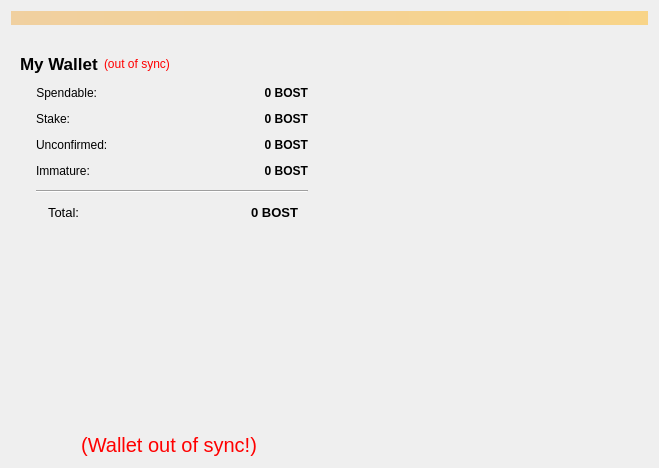
Above: src/qt/forms/overviewpage.ui from mammix2/boostcoinv5 before the change. Below: the same form after it.
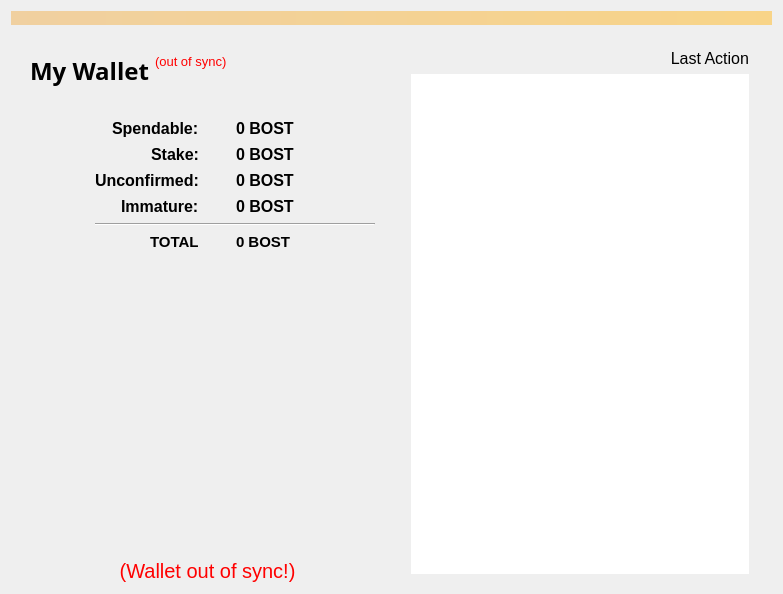
That is the form after the change. Icons and pictures are not drawn.

```diff
--- a/src/qt/forms/overviewpage.ui
+++ b/src/qt/forms/overviewpage.ui
@@ -6,8 +6,8 @@
    <rect>
     <x>0</x>
     <y>0</y>
-    <width>659</width>
-    <height>468</height>
+    <width>783</width>
+    <height>594</height>
    </rect>
   </property>
   <property name="windowTitle">
@@ -33,6 +33,12 @@
    </item>
    <item>
     <layout class="QHBoxLayout" name="horizontalLayout" stretch="1,1">
+     <property name="leftMargin">
+      <number>10</number>
+     </property>
+     <property name="rightMargin">
+      <number>0</number>
+     </property>
      <item>
       <layout class="QVBoxLayout" name="verticalLayout_2">
        <property name="topMargin">
@@ -56,7 +62,8 @@
              <widget class="QLabel" name="label_MyWallet">
               <property name="font">
                <font>
-                <pointsize>13</pointsize>
+                <family>Tw Cen MT</family>
+                <pointsize>18</pointsize>
                 <weight>75</weight>
                 <bold>true</bold>
                </font>
@@ -64,10 +71,18 @@
               <property name="text">
                <string>My Wallet</string>
               </property>
+              <property name="alignment">
+               <set>Qt::AlignLeading|Qt::AlignLeft|Qt::AlignTop</set>
+              </property>
              </widget>
             </item>
             <item>
              <widget class="QLabel" name="labelWalletStatus">
+              <property name="font">
+               <font>
+                <pointsize>10</pointsize>
+               </font>
+              </property>
               <property name="toolTip">
                <string>The displayed information may be out of date. Your wallet automatically synchronizes with the boostcoin network after a connection is established, but this process has not completed yet.</string>
               </property>
@@ -78,7 +93,7 @@
                <string notr="true">(out of sync)</string>
               </property>
               <property name="alignment">
-               <set>Qt::AlignLeading|Qt::AlignLeft|Qt::AlignVCenter</set>
+               <set>Qt::AlignLeading|Qt::AlignLeft|Qt::AlignTop</set>
               </property>
              </widget>
             </item>
@@ -95,6 +110,44 @@
               </property>
              </spacer>
             </item>
+            <item>
+             <widget class="QLabel" name="wallet_logo2">
+              <property name="text">
+               <string/>
+              </property>
+              <property name="pixmap">
+               <pixmap resource="../bitcoin.qrc">:/images/wallet_logo2</pixmap>
+              </property>
+              <property name="scaledContents">
+               <bool>false</bool>
+              </property>
+              <property name="alignment">
+               <set>Qt::AlignRight|Qt::AlignTop|Qt::AlignTrailing</set>
+              </property>
+              <property name="margin">
+               <number>0</number>
+              </property>
+              <property name="indent">
+               <number>10</number>
+              </property>
+             </widget>
+            </item>
+            <item>
+             <spacer name="horizontalSpacer">
+              <property name="orientation">
+               <enum>Qt::Horizontal</enum>
+              </property>
+              <property name="sizeType">
+               <enum>QSizePolicy::Fixed</enum>
+              </property>
+              <property name="sizeHint" stdset="0">
+               <size>
+                <width>35</width>
+                <height>20</height>
+               </size>
+              </property>
+             </spacer>
+            </item>
            </layout>
           </item>
           <item>
@@ -103,36 +156,46 @@
              <enum>QFormLayout::AllNonFixedFieldsGrow</enum>
             </property>
             <property name="labelAlignment">
-             <set>Qt::AlignLeading|Qt::AlignLeft|Qt::AlignVCenter</set>
+             <set>Qt::AlignRight|Qt::AlignTrailing|Qt::AlignVCenter</set>
             </property>
             <property name="horizontalSpacing">
              <number>12</number>
             </property>
             <property name="verticalSpacing">
-             <number>12</number>
+             <number>7</number>
             </property>
             <property name="leftMargin">
-             <number>16</number>
+             <number>65</number>
             </property>
             <property name="topMargin">
-             <number>6</number>
+             <number>25</number>
             </property>
             <property name="rightMargin">
              <number>10</number>
             </property>
             <property name="bottomMargin">
-             <number>12</number>
+             <number>25</number>
             </property>
             <item row="0" column="0">
              <widget class="QLabel" name="overviewpage_spendable_label">
+              <property name="font">
+               <font>
+                <pointsize>12</pointsize>
+                <weight>75</weight>
+                <bold>true</bold>
+               </font>
+              </property>
+              <property name="layoutDirection">
+               <enum>Qt::LeftToRight</enum>
+              </property>
               <property name="text">
                <string>Spendable:</string>
               </property>
               <property name="alignment">
-               <set>Qt::AlignRight|Qt::AlignTrailing|Qt::AlignVCenter</set>
+               <set>Qt::AlignLeading|Qt::AlignLeft|Qt::AlignVCenter</set>
               </property>
               <property name="indent">
-               <number>-1</number>
+               <number>0</number>
               </property>
              </widget>
             </item>
@@ -140,6 +203,7 @@
              <widget class="QLabel" name="labelBalance">
               <property name="font">
                <font>
+                <pointsize>12</pointsize>
                 <weight>75</weight>
                 <bold>true</bold>
                </font>
@@ -154,17 +218,41 @@
                <string notr="true">0 BOST</string>
               </property>
               <property name="alignment">
-               <set>Qt::AlignRight|Qt::AlignTrailing|Qt::AlignVCenter</set>
+               <set>Qt::AlignLeading|Qt::AlignLeft|Qt::AlignVCenter</set>
+              </property>
+              <property name="indent">
+               <number>25</number>
               </property>
               <property name="textInteractionFlags">
                <set>Qt::LinksAccessibleByMouse|Qt::TextSelectableByKeyboard|Qt::TextSelectableByMouse</set>
               </property>
              </widget>
             </item>
+            <item row="1" column="0">
+             <widget class="QLabel" name="overviewpage_stake_label">
+              <property name="font">
+               <font>
+                <pointsize>12</pointsize>
+                <weight>75</weight>
+                <bold>true</bold>
+               </font>
+              </property>
+              <property name="text">
+               <string>Stake:</string>
+              </property>
+              <property name="alignment">
+               <set>Qt::AlignRight|Qt::AlignTrailing|Qt::AlignVCenter</set>
+              </property>
+              <property name="indent">
+               <number>0</number>
+              </property>
+             </widget>
+            </item>
             <item row="1" column="1">
              <widget class="QLabel" name="labelStake">
               <property name="font">
                <font>
+                <pointsize>12</pointsize>
                 <weight>75</weight>
                 <bold>true</bold>
                </font>
@@ -179,7 +267,10 @@
                <string notr="true">0 BOST</string>
               </property>
               <property name="alignment">
-               <set>Qt::AlignRight|Qt::AlignTrailing|Qt::AlignVCenter</set>
+               <set>Qt::AlignLeading|Qt::AlignLeft|Qt::AlignVCenter</set>
+              </property>
+              <property name="indent">
+               <number>25</number>
               </property>
               <property name="textInteractionFlags">
                <set>Qt::LinksAccessibleByMouse|Qt::TextSelectableByKeyboard|Qt::TextSelectableByMouse</set>
@@ -188,15 +279,26 @@
             </item>
             <item row="2" column="0">
              <widget class="QLabel" name="overviewpage_unconfirmed_label">
+              <property name="font">
+               <font>
+                <pointsize>12</pointsize>
+                <weight>75</weight>
+                <bold>true</bold>
+               </font>
+              </property>
               <property name="text">
                <string>Unconfirmed:</string>
               </property>
+              <property name="indent">
+               <number>0</number>
+              </property>
              </widget>
             </item>
             <item row="2" column="1">
              <widget class="QLabel" name="labelUnconfirmed">
               <property name="font">
                <font>
+                <pointsize>12</pointsize>
                 <weight>75</weight>
                 <bold>true</bold>
                </font>
@@ -211,7 +313,10 @@
                <string notr="true">0 BOST</string>
               </property>
               <property name="alignment">
-               <set>Qt::AlignRight|Qt::AlignTrailing|Qt::AlignVCenter</set>
+               <set>Qt::AlignLeading|Qt::AlignLeft|Qt::AlignVCenter</set>
+              </property>
+              <property name="indent">
+               <number>25</number>
               </property>
               <property name="textInteractionFlags">
                <set>Qt::LinksAccessibleByMouse|Qt::TextSelectableByKeyboard|Qt::TextSelectableByMouse</set>
@@ -220,15 +325,26 @@
             </item>
             <item row="3" column="0">
              <widget class="QLabel" name="overviewpage_immature_label">
+              <property name="font">
+               <font>
+                <pointsize>12</pointsize>
+                <weight>75</weight>
+                <bold>true</bold>
+               </font>
+              </property>
               <property name="text">
                <string>Immature:</string>
               </property>
+              <property name="indent">
+               <number>0</number>
+              </property>
              </widget>
             </item>
             <item row="3" column="1">
              <widget class="QLabel" name="labelImmature">
               <property name="font">
                <font>
+                <pointsize>12</pointsize>
                 <weight>75</weight>
                 <bold>true</bold>
                </font>
@@ -240,7 +356,10 @@
                <string notr="true">0 BOST</string>
               </property>
               <property name="alignment">
-               <set>Qt::AlignRight|Qt::AlignTrailing|Qt::AlignVCenter</set>
+               <set>Qt::AlignLeading|Qt::AlignLeft|Qt::AlignVCenter</set>
+              </property>
+              <property name="indent">
+               <number>25</number>
               </property>
               <property name="textInteractionFlags">
                <set>Qt::LinksAccessibleByMouse|Qt::TextSelectableByKeyboard|Qt::TextSelectableByMouse</set>
@@ -258,16 +377,16 @@
              <widget class="QLabel" name="overviewpage_total_label">
               <property name="font">
                <font>
-                <pointsize>10</pointsize>
-                <weight>50</weight>
-                <bold>false</bold>
+                <pointsize>11</pointsize>
+                <weight>75</weight>
+                <bold>true</bold>
                </font>
               </property>
               <property name="text">
-               <string>Total:</string>
+               <string>TOTAL</string>
               </property>
               <property name="indent">
-               <number>12</number>
+               <number>1</number>
               </property>
              </widget>
             </item>
@@ -275,7 +394,7 @@
              <widget class="QLabel" name="labelTotal">
               <property name="font">
                <font>
-                <pointsize>10</pointsize>
+                <pointsize>11</pointsize>
                 <weight>75</weight>
                 <bold>true</bold>
                </font>
@@ -290,23 +409,16 @@
                <string notr="true">0 BOST</string>
               </property>
               <property name="alignment">
-               <set>Qt::AlignRight|Qt::AlignTrailing|Qt::AlignVCenter</set>
+               <set>Qt::AlignLeading|Qt::AlignLeft|Qt::AlignVCenter</set>
               </property>
               <property name="indent">
-               <number>10</number>
+               <number>25</number>
               </property>
               <property name="textInteractionFlags">
                <set>Qt::LinksAccessibleByMouse|Qt::TextSelectableByKeyboard|Qt::TextSelectableByMouse</set>
               </property>
              </widget>
             </item>
-            <item row="1" column="0">
-             <widget class="QLabel" name="overviewpage_stake_label">
-              <property name="text">
-               <string>Stake:</string>
-              </property>
-             </widget>
-            </item>
            </layout>
           </item>
          </layout>
@@ -376,7 +488,7 @@
         <number>3</number>
        </property>
        <property name="rightMargin">
-        <number>2</number>
+        <number>8</number>
        </property>
        <item>
         <widget class="QWidget" name="widget_2" native="true">
@@ -384,12 +496,28 @@
           <property name="topMargin">
            <number>15</number>
           </property>
+          <property name="rightMargin">
+           <number>15</number>
+          </property>
+          <item>
+           <widget class="QLabel" name="lbl_last_action">
+            <property name="font">
+             <font>
+              <pointsize>12</pointsize>
+             </font>
+            </property>
+            <property name="text">
+             <string>Last Action</string>
+            </property>
+            <property name="alignment">
+             <set>Qt::AlignRight|Qt::AlignTrailing|Qt::AlignVCenter</set>
+            </property>
+           </widget>
+          </item>
           <item>
            <widget class="QListView" name="listTransactions">
             <property name="styleSheet">
-             <string notr="true">QListView {
-	background-color: transparent;
-}</string>
+             <string notr="true"/>
             </property>
             <property name="frameShape">
              <enum>QFrame::NoFrame</enum>
```
